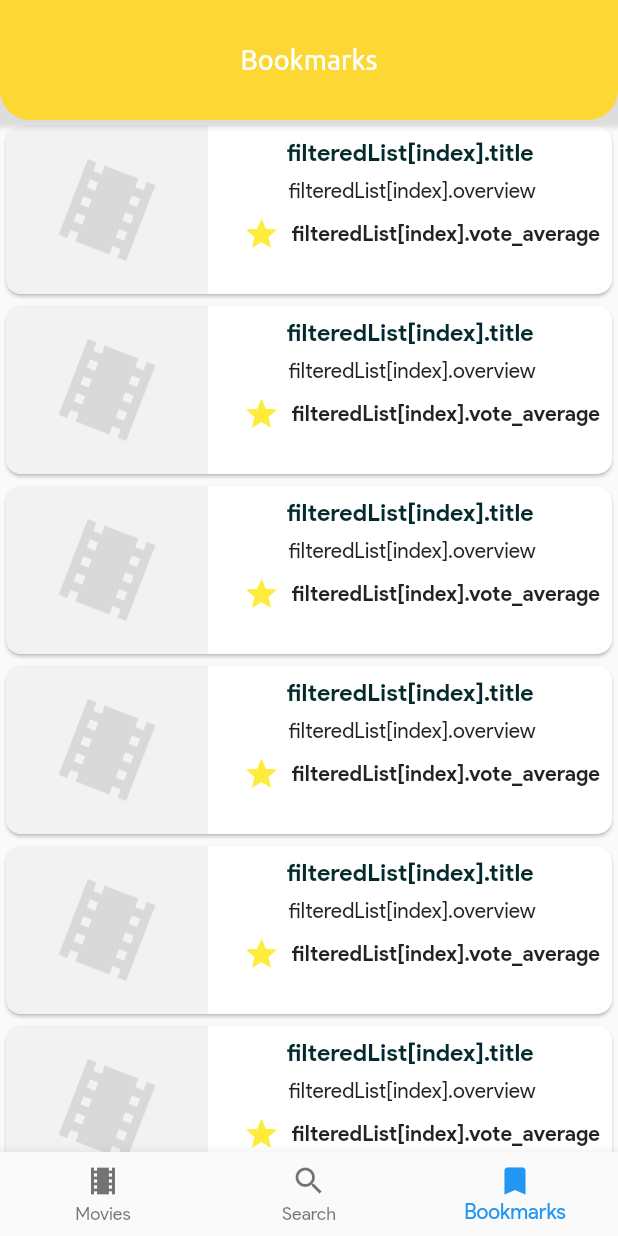
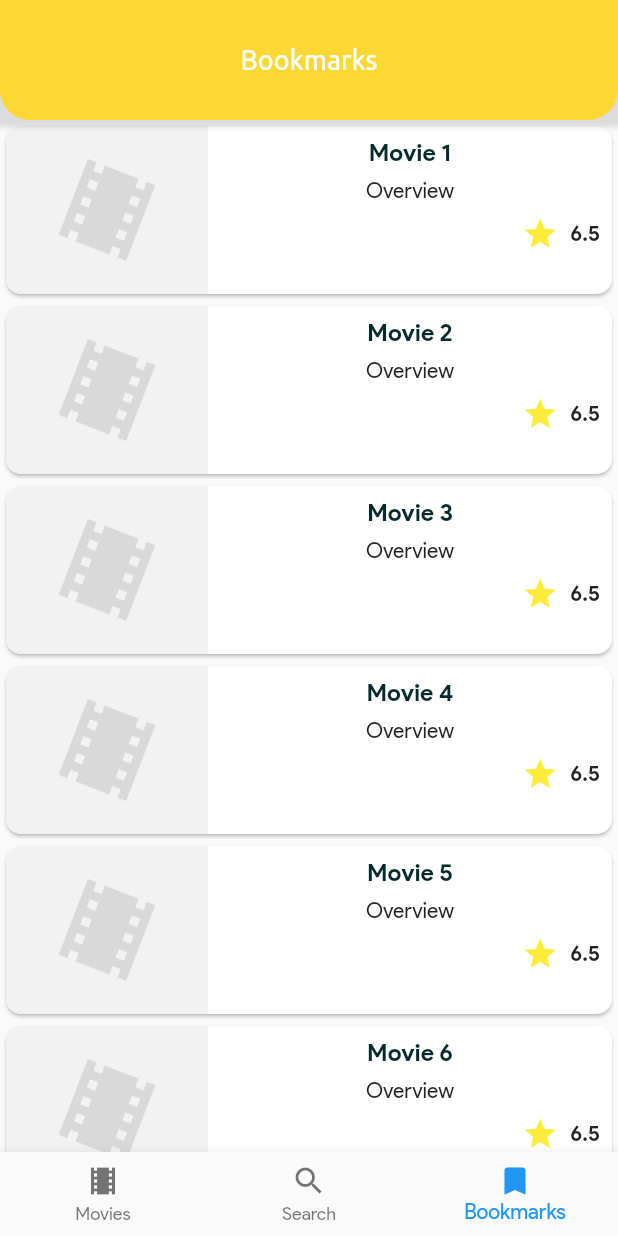
Before and after one commit to ismailnurudeen/Talita, a Flutter app: the screen it shows after launch, item 3 of the bottom bar chosen, on a phone screen of 412 x 824 dp. Run offline on Flutter 3.47's test engine with Material 2 defaults, Android fonts, the phone set to English and light mode, and no system bars; our stand-ins replace hive, youtube_player_flutter; accounts and stored records are empty; generated files the repository leaves out were written again; network calls fail.

```diff
--- a/lib/bookmark_page.dart
+++ b/lib/bookmark_page.dart
@@ -62,7 +62,7 @@ class BookmarkPage extends StatelessWidget {
                   padding: const EdgeInsets.all(8.0),
                   child: Column(
                     children: <Widget>[
-                      Text("filteredList[index].title",
+                      Text("Movie $index",
                           style: TextStyle(
                               fontSize: 16,
                               color: ColorRes.richBlack,
@@ -73,7 +73,7 @@ class BookmarkPage extends StatelessWidget {
                         height: 8,
                       ),
                       Text(
-                        " filteredList[index].overview",
+                        "Overview",
                         overflow: TextOverflow.ellipsis,
                         maxLines: 2,
                       ),
@@ -91,7 +91,7 @@ class BookmarkPage extends StatelessWidget {
                             width: 8.0,
                           ),
                           Text(
-                            "filteredList[index].vote_average",
+                            "6.5",
                             style: TextStyle(fontWeight: FontWeight.bold),
                           ),
                         ],
--- a/lib/home_page2.dart
+++ b/lib/home_page2.dart
@@ -2,6 +2,7 @@ import 'dart:convert';
 
 import 'package:flutter/material.dart';
 import 'package:http/http.dart' as http;
+import 'package:intl/intl.dart';
 import 'package:talita/api.dart';
 import 'package:talita/bookmark_page.dart';
 import 'package:talita/image_config.dart';
@@ -9,6 +10,7 @@ import 'package:talita/models/index.dart';
 import 'package:talita/movie_details_page.dart';
 import 'package:talita/resources.dart';
 import 'package:talita/search_page.dart';
+import 'package:talita/utils.dart';
 import 'models/movie.dart';
 import 'models/movie_response.dart';
 
@@ -22,6 +24,7 @@ enum MovieCategory { popular, top, latest }
 class _HomePage2State extends State<HomePage2> {
   String appBarTitle = "Talita - Best Animated Movies";
   int _currentTabIndex = 0;
+
   List<Movie> movies = [];
   List<Movie> popularMovies = [];
   List<Movie> topMovies = [];
@@ -92,16 +95,23 @@ class _HomePage2State extends State<HomePage2> {
           ),
         ),
         SizedBox(
-          height: 270,
-          child: ListView.builder(
+          height: 325,
+          child: popularMovies.isNotEmpty
+              ? ListView.builder(
                   scrollDirection: Axis.horizontal,
                   shrinkWrap: true,
                   itemBuilder: (context, index) {
                     return movieItemCard(MovieCategory.popular, index);
                   },
                   itemCount: popularMovies.length,
+                )
+              : Padding(
+                  padding:
+                      const EdgeInsets.symmetric(vertical: 100, horizontal: 100),
+                  child: CircularProgressIndicator(),
                 ),
         ),
+        // Top rated
         Padding(
           padding: const EdgeInsets.fromLTRB(16.0, 0, 0, 0),
           child: Text(
@@ -114,15 +124,22 @@ class _HomePage2State extends State<HomePage2> {
           ),
         ),
         SizedBox(
-          height: 270,
-          child: ListView.builder(
+          height: 325,
+          child: topMovies.isNotEmpty
+              ? ListView.builder(
                   scrollDirection: Axis.horizontal,
                   itemBuilder: (context, index) {
                     return movieItemCard(MovieCategory.top, index);
                   },
                   itemCount: topMovies.length,
+                )
+              : Padding(
+                  padding:
+                      const EdgeInsets.symmetric(vertical: 100, horizontal: 100),
+                  child: CircularProgressIndicator(),
                 ),
         ),
+        // Upcoming
         Padding(
           padding: const EdgeInsets.fromLTRB(16.0, 0, 0, 0),
           child: Text(
@@ -135,33 +152,23 @@ class _HomePage2State extends State<HomePage2> {
           ),
         ),
         SizedBox(
-          height: 270,
-          child: ListView.builder(
+          height: 325,
+          child: recentMovies.isNotEmpty
+              ? ListView.builder(
                   scrollDirection: Axis.horizontal,
                   itemBuilder: (context, index) {
                     return movieItemCard(MovieCategory.latest, index);
                   },
                   itemCount: recentMovies.length,
+                )
+              : Padding(
+                  padding:
+                      const EdgeInsets.symmetric(vertical: 100, horizontal: 100),
+                  child: CircularProgressIndicator(),
                 ),
         ),
         SizedBox(height: 16.0)
       ],
-    );
-  }
-
-  _searchTabPage() {
-    return Container(
-      child: Center(
-        child: Icon(Icons.filter),
-      ),
-    );
-  }
-
-  _bookmarkTabPage() {
-    Container(
-      child: Center(
-        child: Icon(Icons.movie_filter),
-      ),
     );
   }
 
@@ -240,7 +247,7 @@ class _HomePage2State extends State<HomePage2> {
     } else {
       currentMovie = movies[index];
     }
-
+    var releaseDate = Utils.getDateFromString(currentMovie.release_date);
     return Padding(
       padding: EdgeInsets.symmetric(vertical: 16.0, horizontal: 8.0),
       child: GestureDetector(
@@ -274,7 +281,15 @@ class _HomePage2State extends State<HomePage2> {
                 ),
               ),
             ),
-            //Text(genreTags(currentMovie[index].genre_ids))
+            Text("(${releaseDate.year})",
+              style: TextStyle(fontWeight: FontWeight.bold),
+            ),
+            Row(
+              children: <Widget>[
+                Icon(Icons.star, color: Colors.yellow),
+                Text('${currentMovie.vote_average}')
+              ],
+            ),
           ],
         ),
       ),
```
Also changed, not shown: lib/movie_details_page.dart (+23 -19 lines), lib/search_page.dart (+28 -20 lines), 5 other files. Lines whose indentation alone changed are shown as unchanged.
